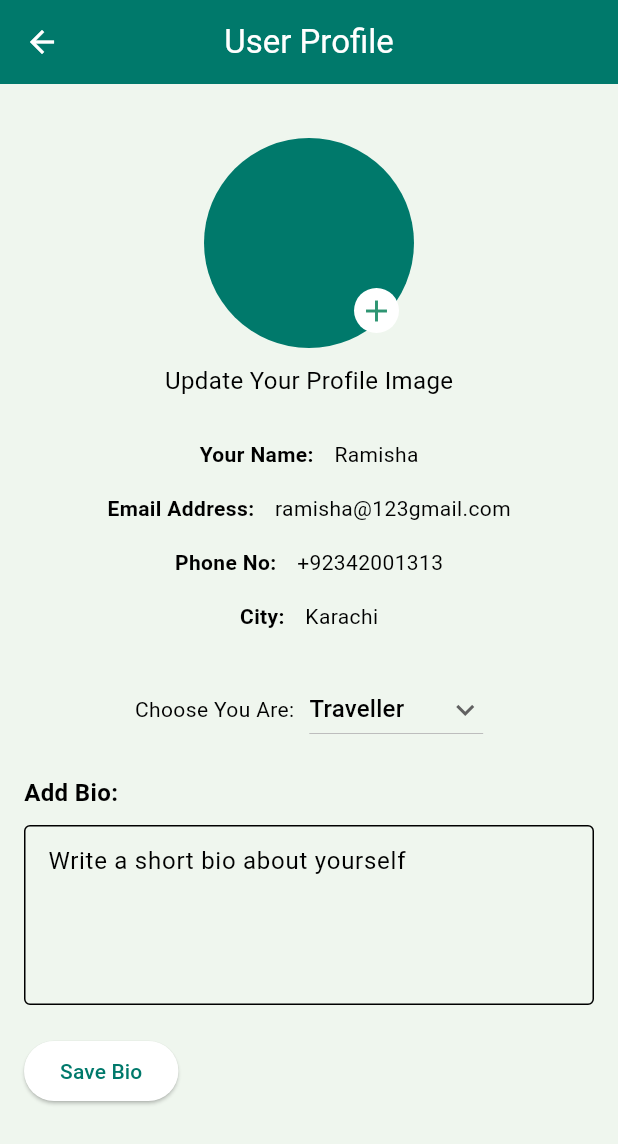
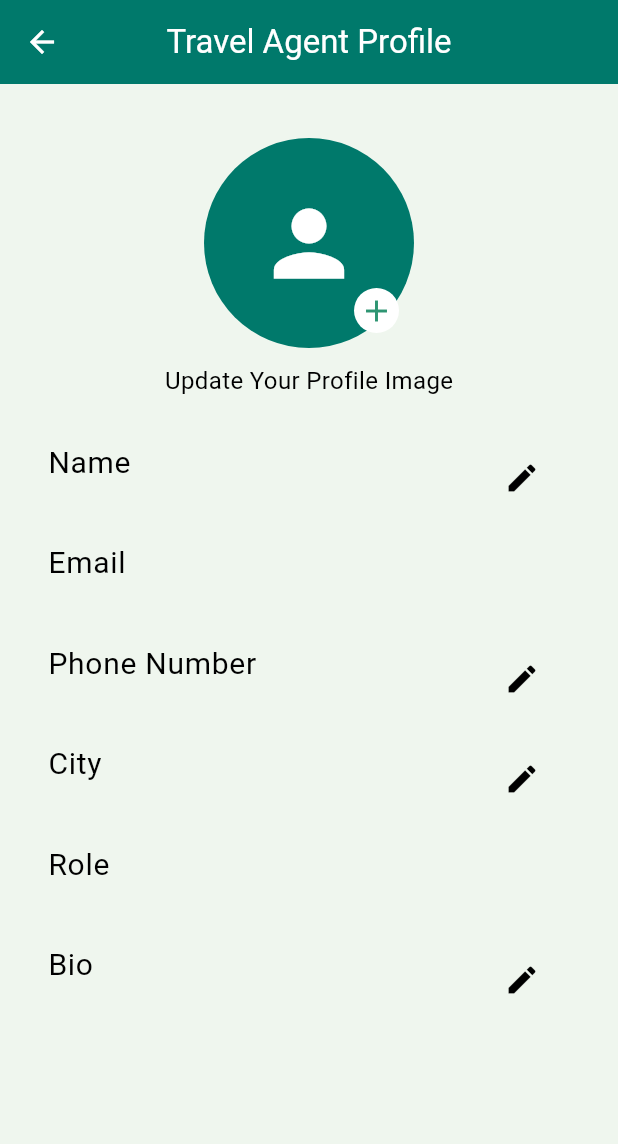
Before and after one commit to Ramisha-Rahat/TripMates, a Flutter app: the Agentprofilescreen screen opened directly, on a phone screen of 412 x 824 dp. Shown: the top 1144 px of the screen. Run offline on Flutter 3.47's test engine with Material 3 defaults, Android fonts, the phone set to English and light mode, and no system bars; our stand-ins replace cloud_firestore, firebase_auth, firebase_core, get, google_sign_in, image_picker and 2 more; accounts and stored records are empty; network calls fail.

Commit message:
Agent screen Setup

```diff
--- a/lib/View/Profilescreen/agentProfileScreen.dart
+++ b/lib/View/Profilescreen/agentProfileScreen.dart
@@ -1,7 +1,9 @@
 import 'package:flutter/material.dart';
+import 'package:get/get.dart';
+import 'package:tripmates/controller/agentProfileController.dart';
 
 class Agentprofilescreen extends StatefulWidget {
-  const Agentprofilescreen({super.key});
+   Agentprofilescreen({super.key});
 
   @override
   State<Agentprofilescreen> createState() => _AgentprofilescreenState();
@@ -9,29 +11,49 @@ class Agentprofilescreen extends StatefulWidget {
 
 class _AgentprofilescreenState extends State<Agentprofilescreen> {
 
-  String dropdownvalue = 'Traveller';
+  final AgentProfileController _controller=Get.find<AgentProfileController>();
 
-  // List of items in our dropdown menu
-  var profession = [
-    'Traveller',
-    'Travel Agent',
-  ];
+  @override
+  void initState() {
+    super.initState();
+    _controller.fetchUserData();
+  }
 
-  final TextEditingController _bioController = TextEditingController();
-  String? userBio;
+  void _showUpdateDialog(String field, RxString fieldValue) {
+    TextEditingController controller = TextEditingController(text: fieldValue.value);
 
-
+    Get.defaultDialog(
+      title: "Update $field",
+      content: TextField(
+        controller: controller,
+        decoration: InputDecoration(labelText: "Enter new $field"),
+      ),
+      actions: [
+        ElevatedButton(
+          onPressed: () {
+            fieldValue.value = controller.text;
+            _controller.updateUserProfile(); // Update only the modified field
+            Get.back(); // Close dialog
+          },
+          child: Text("Update"),
+        ),
+        TextButton(
+          onPressed: () => Get.back(),
+          child: Text("Cancel"),
+        ),
+      ],
+    );
+  }
   @override
   Widget build(BuildContext context) {
     return Scaffold(
       appBar: AppBar(
-        title: Text("User Profile"),
+        title: Text("Travel Agent Profile"),
         centerTitle: true,
       ),
       body: SingleChildScrollView(
         child: Padding(
           padding: const EdgeInsets.all(16.0),
-          child: Center(
           child: Column(
             crossAxisAlignment: CrossAxisAlignment.center,
             children: [
@@ -39,132 +61,98 @@ class _AgentprofilescreenState extends State<Agentprofilescreen> {
               Stack(
                 alignment: Alignment.center,
                 children: [
-                    CircleAvatar(
+                  Obx(() => CircleAvatar(
                     radius: 70,
                     backgroundColor: Theme.of(context).colorScheme.primary,
-                    ),
+                    backgroundImage: _controller.photoUrl.value.isNotEmpty
+                        ? NetworkImage(_controller.photoUrl.value) // Show stored image
+                        : null,
+                    child: _controller.photoUrl.value.isEmpty
+                        ? Icon(Icons.person, size: 70, color: Colors.white) // Default icon
+                        : null,
+                  )),
                   Positioned(
                     bottom: 10,
                     right: 10,
                     child: CircleAvatar(
-                        radius: 15, // Adjust size of the inner avatar
-                        backgroundColor: Colors.white, // Background color for contrast
+                      radius: 15,
+                      backgroundColor: Colors.white,
+                      child: GestureDetector(
+                        onTap: () async {
+                          await _controller.pickAndUploadImage(); // Upload and save
+                        },
                         child: Icon(
                           Icons.add,
                           color: Theme.of(context).colorScheme.secondary,
-                        ), // Add icon
+                        ),
+                      ),
                     ),
                   ),
                 ],
               ),
+
+
               SizedBox(height: 10),
               Text(
                 'Update Your Profile Image',
                 style: TextStyle(fontSize: 16),
               ),
               SizedBox(height: 20),
-                _buildInfoRow("Your Name:", "Ramisha"),
-                _buildInfoRow("Email Address:", "ramisha@123gmail.com"),
-                _buildInfoRow("Phone No:", "+92342001313"),
-                _buildInfoRow("City:", "Karachi"),
-                SizedBox(height: 20),
-                Row(
-                  mainAxisAlignment: MainAxisAlignment.center,
-                  children: [
-                    Text("Choose You Are:"),
-                    SizedBox(width: 10),
-                    DropdownButton<String>(
-                      value: dropdownvalue,
-                      icon: const Icon(Icons.keyboard_arrow_down),
-                      items: profession.map((String items) {
-                        return DropdownMenuItem(
-                          value: items,
-                          child: Text(items),
-                        );
-                      }).toList(),
-                      onChanged: (String? newValue) {
-                        setState(() {
-                          dropdownvalue = newValue!;
-                        });
-                      },
+
+
+              Obx(() => ListTile(
+                title: Text("Name",style: TextStyle(fontSize: 20),),
+                subtitle: Text(_controller.displayName.value, style: TextStyle(color: Theme.of(context).colorScheme.primary),),
+                trailing: IconButton(
+                  icon: Icon(Icons.edit),
+                  onPressed: () => _showUpdateDialog("Name", _controller.displayName),
                 ),
+              )),
+
+
+              Obx(() => ListTile(
+                title: Text("Email",style: TextStyle(fontSize: 20),),
+                subtitle: Text(_controller.email.value, style: TextStyle(color: Theme.of(context).colorScheme.primary),),
+              )),
+
+              Obx(() => ListTile(
+                title: Text("Phone Number",style: TextStyle(fontSize: 20),),
+                subtitle: Text(_controller.userPhone.value, style: TextStyle(color: Theme.of(context).colorScheme.primary),),
+                trailing: IconButton(
+                  icon: Icon(Icons.edit),
+                  onPressed: () => _showUpdateDialog("Phone Number", _controller.userPhone),
+                ),
+              )),
+
+
+              Obx(() => ListTile(
+                title: Text("City",style: TextStyle(fontSize: 20),),
+                subtitle: Text(_controller.userAddress.value, style: TextStyle(color: Theme.of(context).colorScheme.primary),),
+                trailing: IconButton(
+                  icon: Icon(Icons.edit),
+                  onPressed: () => _showUpdateDialog("City", _controller.userAddress),
+                ),
+              )),
+
+
+              Obx(() => ListTile(
+                title: Text("Role",style: TextStyle(fontSize: 20),),
+                subtitle: Text(_controller.selectedRole.value, style: TextStyle(color: Theme.of(context).colorScheme.primary),),
+              )),
+
+
+              Obx(() => ListTile(
+                title: Text("Bio",style: TextStyle(fontSize: 20),),
+                subtitle: Text(_controller.userBio.value, style: TextStyle(color: Theme.of(context).colorScheme.primary),),
+                trailing: IconButton(
+                  icon: Icon(Icons.edit),
+                  onPressed: () => _showUpdateDialog("Bio", _controller.userBio),
+                ),
+              )),
             ],
-                ),
-                SizedBox(height: 20),
-                Row(
-                  crossAxisAlignment: CrossAxisAlignment.start,
-                  children: [
-                    Expanded(
-                      child: Column(
-                        crossAxisAlignment: CrossAxisAlignment.start,
-                        children: [
-                          Text(
-                            'Add Bio:',
-                            style: TextStyle(fontSize: 16, fontWeight: FontWeight.bold),
-                          ),
-                          SizedBox(height: 10),
-                          if (userBio != null)
-                            Column(
-                              crossAxisAlignment: CrossAxisAlignment.start,
-                              children: [
-                                Text(
-                                  "Your Bio:",
-                                  style: TextStyle(fontSize: 18, fontWeight: FontWeight.bold),
-                                ),
-                                SizedBox(height: 10),
-                                Text(
-                                  userBio!,
-                                  style: TextStyle(fontSize: 16),
-                                ),
-                                SizedBox(height: 20),
-                              ],
-                            ),
-                          TextField(
-                            controller: _bioController,
-                            maxLines: 4,
-                            decoration: InputDecoration(
-                              hintText: "Write a short bio about yourself",
-                              border: OutlineInputBorder(),
-                              contentPadding: EdgeInsets.all(12),
-                            ),
-                          ),
-                          SizedBox(height: 20),
-                          ElevatedButton(
-                            onPressed: () {
-                              setState(() {
-                                userBio = _bioController.text.trim();
-                                _bioController.clear(); // Clear the TextField after saving
-                              });
-                            },
-                            child: Text("Save Bio"),
-                          ),
-                        ],
-                      ),
-                    ),
-                  ],
-                ),
-              ],
-            ),
           ),
         ),
       ),
     );
   }
-
-  Widget _buildInfoRow(String label, String value) {
-    return Padding(
-      padding: const EdgeInsets.symmetric(vertical: 8.0),
-      child: Row(
-        mainAxisAlignment: MainAxisAlignment.center,
-        children: [
-          Text(
-            "$label ",
-            style: TextStyle(fontWeight: FontWeight.bold),
-          ),
-          SizedBox(width: 10),
-          Text(value),
-        ],
-      ),
-    );
 }
-}
--- a/lib/widgets/NavigationBar.dart
+++ b/lib/widgets/NavigationBar.dart
@@ -4,9 +4,8 @@ import 'package:get/get.dart';
 import 'package:tripmates/View/AlertScreen/alertScreen.dart';
 import 'package:tripmates/View/NearestLocationScreen/locationScreen.dart';
 import 'package:tripmates/View/communityScreen/communityScreen.dart';
-import 'package:tripmates/controller/Main_Wrapper_Navigator.dart';
+import 'package:tripmates/controller/MainWrapperController.dart';
 import 'package:zoom_tap_animation/zoom_tap_animation.dart';
-
 import '../View/HomeScreenTraveller/homePage.dart';
 import '../View/Profilescreen/userProfilescreen.dart';
 
```
Also changed, not shown: lib/View/Profilescreen/userProfilescreen.dart (+16 -5 lines), lib/View/SplashScreen/SplashScreen.dart (+15 -0 lines), lib/controller/MainWrapperController.dart (renamed from lib/controller/Main_Wrapper_Navigator.dart, +7 -6 lines), lib/controller/agentProfileController.dart (+112 -1 lines), lib/controller/loginpageController.dart (+26 -7 lines), lib/controller/userProfileController.dart (+47 -35 lines), lib/widgets/NavigationbarAgent.dart (+21 -13 lines), lib/bindings/agentHomePageBinding.dart (renamed from lib/bindings/agentHomePageBindin.dart). Lines whose indentation alone changed are shown as unchanged.
